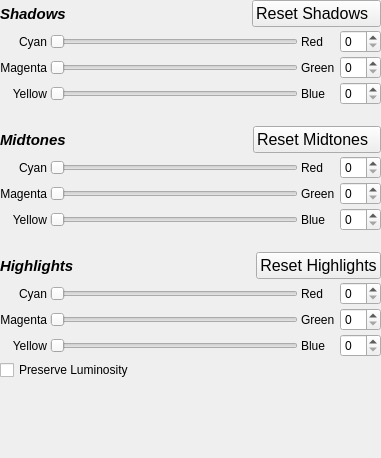
Old version of the form krita/plugins/filters/colorsfilters/wdg_color_balance.ui in the repository KDE/krita.
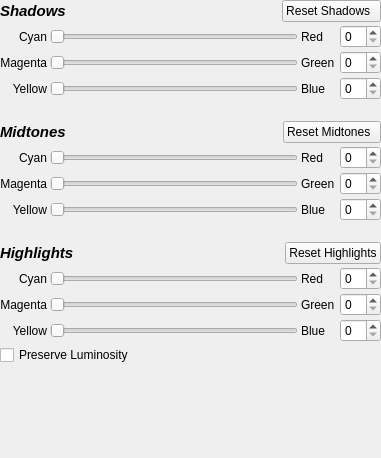
New version of the form.

Commit message: don't hardcode font size in color balance filter BUG:340226

What changed in the file:
```diff
--- a/krita/plugins/filters/colorsfilters/wdg_color_balance.ui
+++ b/krita/plugins/filters/colorsfilters/wdg_color_balance.ui
@@ -58,11 +58,6 @@
      </item>
      <item>
       <widget class="QPushButton" name="pushResetShadows">
-       <property name="font">
-        <font>
-         <pointsize>12</pointsize>
-        </font>
-       </property>
        <property name="text">
         <string>Reset Shadows  </string>
        </property>
@@ -193,11 +188,6 @@
      </item>
      <item>
       <widget class="QPushButton" name="pushResetMidtones">
-       <property name="font">
-        <font>
-         <pointsize>12</pointsize>
-        </font>
-       </property>
        <property name="text">
         <string>Reset Midtones  </string>
        </property>
@@ -328,11 +318,6 @@
      </item>
      <item>
       <widget class="QPushButton" name="pushResetHighlights">
-       <property name="font">
-        <font>
-         <pointsize>12</pointsize>
-        </font>
-       </property>
        <property name="text">
         <string>Reset Highlights</string>
        </property>
```
